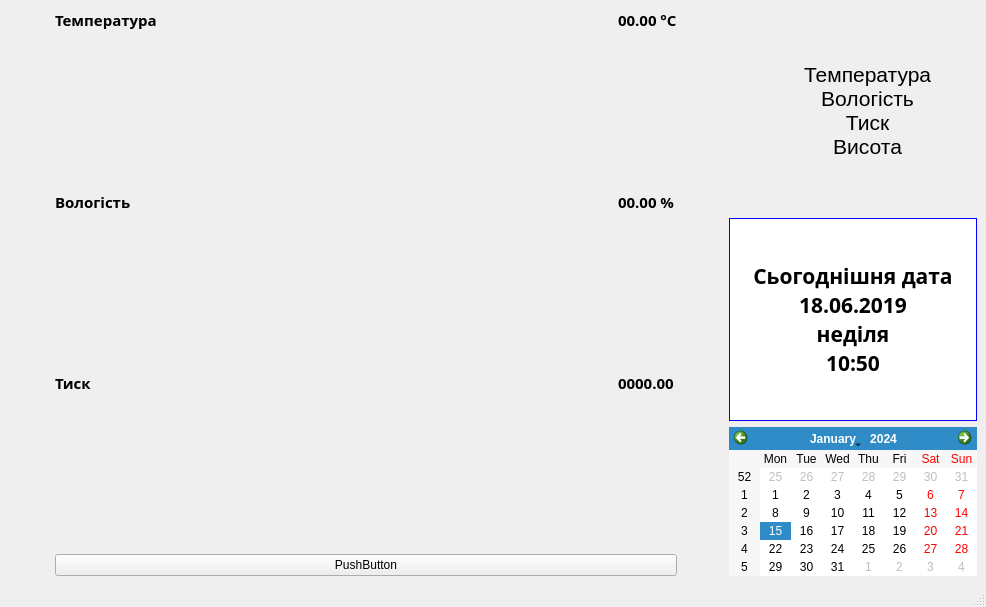
DanyloSve/smartHouse, file C++/Linux/displayData/mainwindow.ui: the form before one commit.
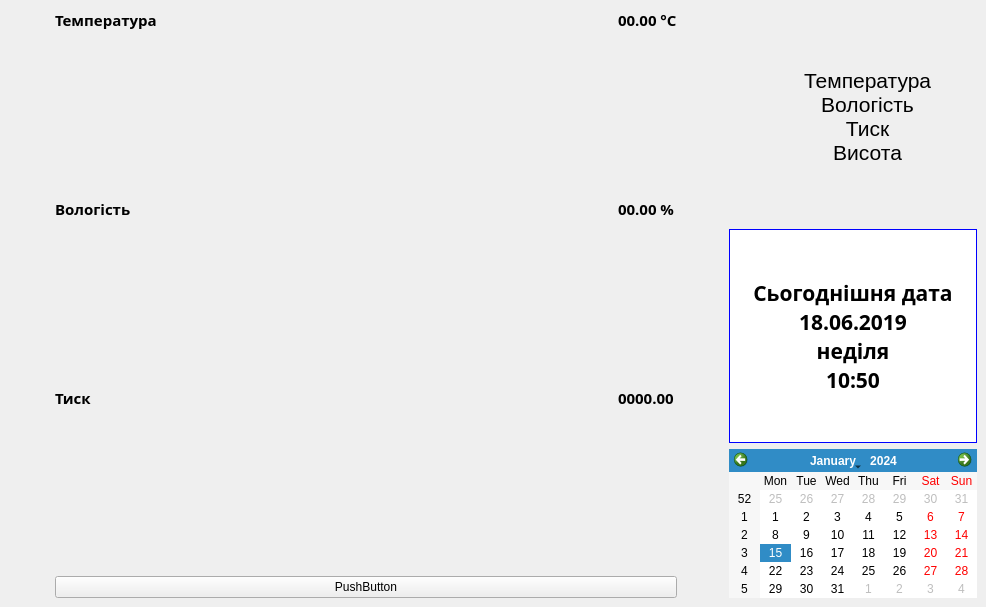
The form after the commit. Custom widgets are drawn as their Qt base class.

```diff
--- a/C++/Linux/displayData/mainwindow.ui
+++ b/C++/Linux/displayData/mainwindow.ui
@@ -316,7 +316,6 @@
     </item>
    </layout>
   </widget>
-  <widget class="QStatusBar" name="statusbar"/>
  </widget>
  <customwidgets>
   <customwidget>
```
